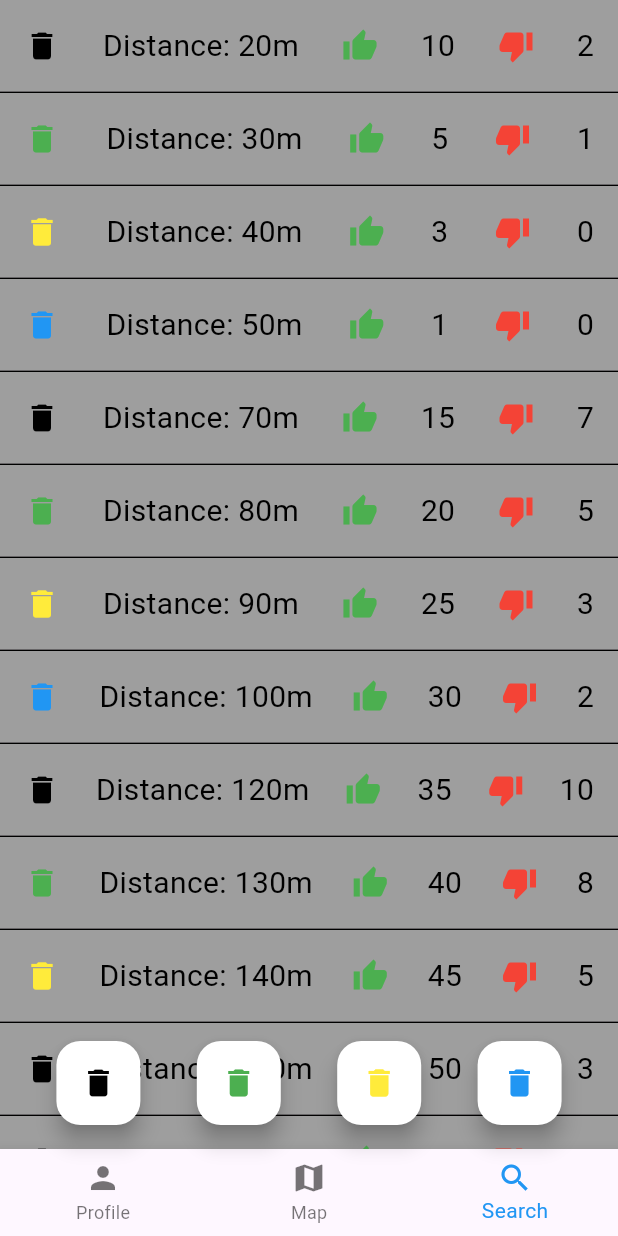
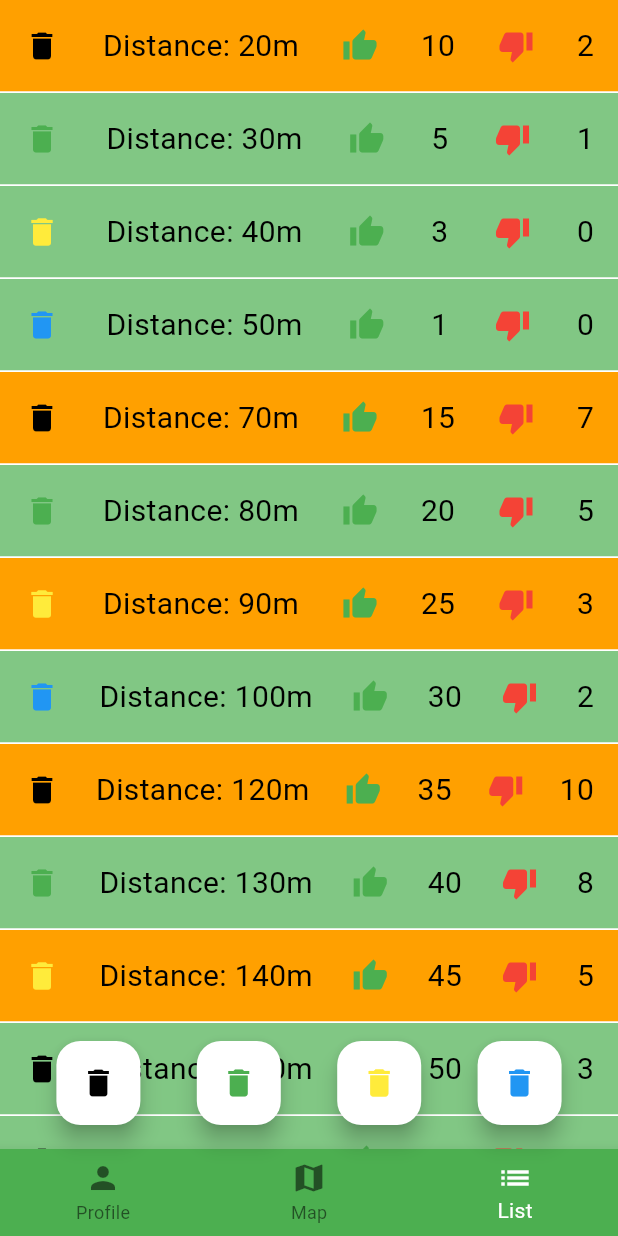
Before and after one commit to Maximus-666f/projeto-esof, a Flutter app: the Search screen opened by its route, on a phone screen of 412 x 824 dp. Run offline on Flutter 3.47's test engine with Material 3 defaults, Android fonts, the light colour scheme and no system bars; our stand-ins replace flutter_compass, flutter_map, geolocator, latlong2; missing offline and left inert: flutter_map_location_marker, flutter_map_marker_popup.

Commit message:
end of sprint 2

```diff
--- a/project/lib/main.dart
+++ b/project/lib/main.dart
@@ -1,5 +1,5 @@
 import 'package:flutter/material.dart';
-import 'map.dart';
+import 'map_class.dart';
 import 'profile.dart';
 import 'search.dart';
 
@@ -13,7 +13,7 @@ void main() {
       routes: {
         // '/' : (context) => Loading(),
         // '/login': (context) => Login(),
-        '/map': (context) => Map(),
+        '/map': (context) => MapClass(),
         '/profile': (context) => Profile(),
         // '/edit_profile': (context) => EditProfile(),
         '/search': (context) => Search(),
--- a/project/lib/search.dart
+++ b/project/lib/search.dart
@@ -18,8 +18,9 @@ class StructSearchItem {
   final int distance;
   final int likes;
   final int dislikes;
+  final bool is_favorite;
 
-  StructSearchItem(this.id, this.bintype, this.distance, this.likes, this.dislikes);
+  StructSearchItem(this.id, this.bintype, this.distance, this.likes, this.dislikes, this.is_favorite);
 }
 
 class _SearchState extends State<Search> {
@@ -35,21 +36,22 @@ class _SearchState extends State<Search> {
   bool activated_display_blue_bins_button = false;
 
   List<StructSearchItem> searchResults = [
-    new StructSearchItem(1, BinType.Black, 20, 10, 2),
-    new StructSearchItem(2, BinType.Green, 30, 5, 1),
-    new StructSearchItem(3, BinType.Yellow, 40, 3, 0),
-    new StructSearchItem(4, BinType.Blue, 50, 1, 0),
-    new StructSearchItem(5, BinType.Black, 70, 15, 7),
-    new StructSearchItem(6, BinType.Green, 80, 20, 5),
-    new StructSearchItem(7, BinType.Yellow, 90, 25, 3),
-    new StructSearchItem(8, BinType.Blue, 100, 30, 2),
-    new StructSearchItem(9, BinType.Black, 120, 35, 10),
-    new StructSearchItem(10, BinType.Green, 130, 40, 8),
-    new StructSearchItem(11, BinType.Yellow, 140, 45, 5),
-    new StructSearchItem(12, BinType.Black, 150, 50, 3),
-    new StructSearchItem(13, BinType.Black, 170, 55, 15),
-    new StructSearchItem(14, BinType.Blue, 180, 60, 12),
-    new StructSearchItem(15, BinType.Green, 190, 65, 10),
+    new StructSearchItem(1, BinType.Black, 20, 10, 2, true),
+    new StructSearchItem(2, BinType.Green, 30, 5, 1, false),
+    new StructSearchItem(3, BinType.Yellow, 40, 3, 0, false),
+    new StructSearchItem(4, BinType.Blue, 50, 1, 0, false),
+    new StructSearchItem(5, BinType.Black, 70, 15, 7, true),
+    new StructSearchItem(6, BinType.Green, 80, 20, 5, false),
+    new StructSearchItem(7, BinType.Yellow, 90, 25, 3, true),
+    new StructSearchItem(8, BinType.Blue, 100, 30, 2, false),
+    new StructSearchItem(9, BinType.Black, 120, 35, 10, true),
+    new StructSearchItem(10, BinType.Green, 130, 40, 8, false),
+    new StructSearchItem(11, BinType.Yellow, 140, 45, 5, true),
+    new StructSearchItem(12, BinType.Black, 150, 50, 3, false),
+    new StructSearchItem(13, BinType.Black, 170, 55, 15, false),
+    new StructSearchItem(14, BinType.Blue, 180, 60, 12, true),
+    new StructSearchItem(15, BinType.Green, 190, 65, 10, false),
+    new StructSearchItem(0, BinType.Yellow, 200, 70, 7, true),
     // Add search results here
   ];
 
@@ -71,7 +73,7 @@ class _SearchState extends State<Search> {
               return Container();
             }
             return Divider(
-              color: Colors.black,
+              color: Colors.white,
               thickness: 1.0,
               height: 1.0,
             );
@@ -86,17 +88,24 @@ class _SearchState extends State<Search> {
               skip_next_divider = true;
               return Container();
             }
+            if (searchResults[resultIndex].id == 0) {
+              return Container(
+                width: MediaQuery.of(context).size.width,
+                height: MediaQuery.of(context).size.height / 6,
+                color: Colors.white,
+              );
+            }
             return Padding(
               padding: EdgeInsets.symmetric(vertical: 0, horizontal: 0),
               child: Container(
                 width: MediaQuery.of(context).size.width, // Span across the screen width
                 child: Material(
-                  color: Colors.grey, // Background color of the button
+                  color: searchResults[resultIndex].is_favorite? Colors.amber[700] : Colors.green[300], // Background color of the button
                   child: InkWell(
                     onTap: () {
-                      // Handle button tap here
-                      // [TODO] Navigate to map screen and show the selected bin
-                      print("Button ${searchResults[resultIndex]} tapped");
+                      Navigator.pushReplacementNamed(context, '/map', arguments: {                      // ){
+                        'bin_id': searchResults[resultIndex].id,
+                      });
                     },
                     child: Padding(
                       padding: EdgeInsets.all(16.0),
@@ -277,22 +286,26 @@ class _SearchState extends State<Search> {
       // BOTTOM NAVIGATION BAR
       ////////
       bottomNavigationBar: BottomNavigationBar(
+        backgroundColor: Colors.green,
         items: const <BottomNavigationBarItem>[
           BottomNavigationBarItem(
             icon: Icon(Icons.person),
             label: 'Profile',
+            backgroundColor: Color(0xFF81C784),
           ),
           BottomNavigationBarItem(
             icon: Icon(Icons.map),
             label: 'Map',
+            backgroundColor: Color(0xFF81C784),
           ),
           BottomNavigationBarItem(
-            icon: Icon(Icons.search),
-            label: 'Search',
+            icon: Icon(Icons.list),
+            label: 'List',
+            backgroundColor: Color(0xFF81C784),
           ),
         ],
         currentIndex: 2,
-        selectedItemColor: Colors.blue,
+        selectedItemColor: Colors.white,
         onTap: (int index) {
           if (index == 0) {
             Navigator.pushReplacementNamed(context, '/profile');
--- a/project/pubspec.yaml
+++ b/project/pubspec.yaml
@@ -42,6 +42,9 @@ dependencies:
   flutter_compass: ^0.8.0
   geolocator: ^11.0.0
   flutter_map_marker_popup: ^6.1.2
+  url_launcher: ^6.2.6
+  firebase_core: ^2.30.1
+  firebase_database: ^10.5.4
 
 
 dev_dependencies:
```
Also changed, not shown: project/lib/map_class.dart (+21 -8 lines), project/lib/profile.dart (+53 -14 lines), project/pubspec.lock, 9 other files.
